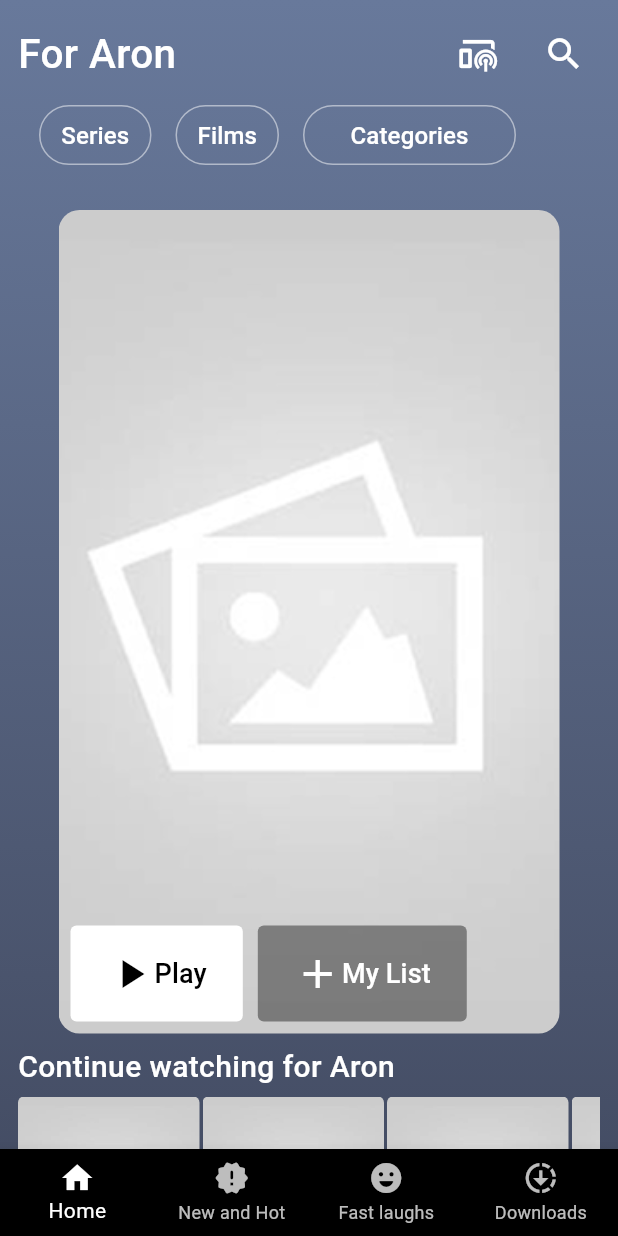
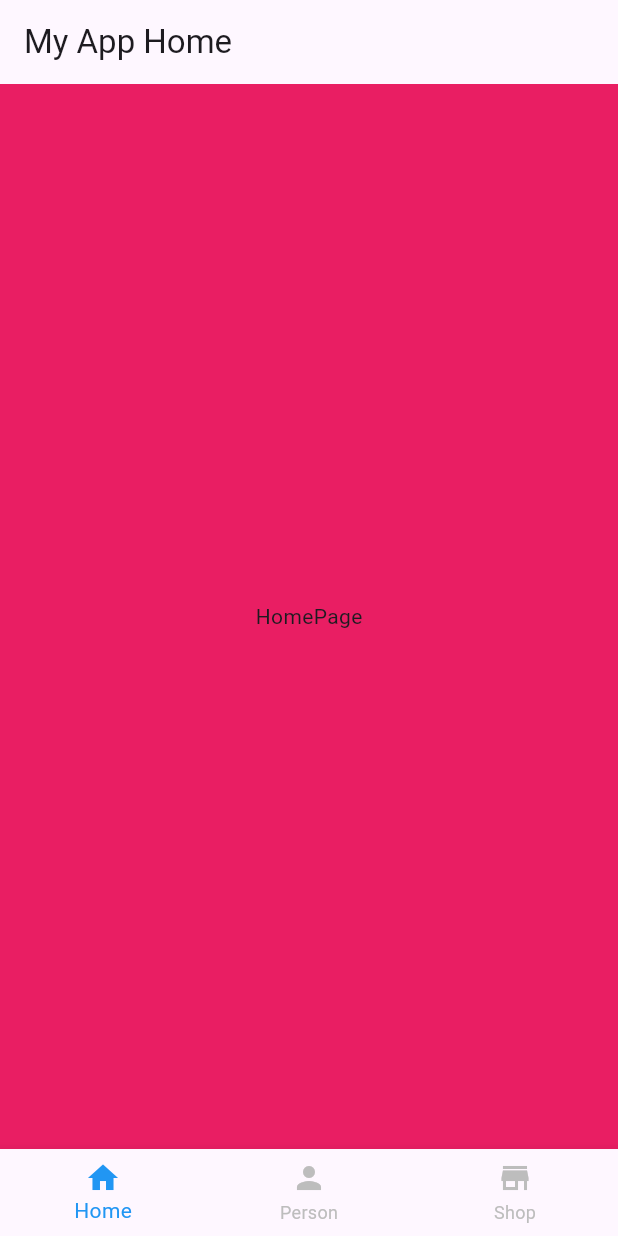
Before and after one commit to itsalivaince/KidNet, a Flutter app: the screen it shows after launch, on a phone screen of 412 x 824 dp. Run offline on Flutter 3.47's test engine with Material 3 defaults, Android fonts, the phone set to English and light mode, and no system bars; our stand-ins replace get, go_router.

Commit message:
navigations & tabs

```diff
--- a/lib/View/new_hot.dart
+++ b/lib/View/new_hot.dart
@@ -1,6 +1,4 @@
 import 'package:flutter/material.dart';
-import 'package:get/route_manager.dart';
-import 'package:kidnet/View/series_page.dart';
 import 'package:kidnet/Widgets/Movie%20Cards/Standard.dart';
 
 
--- a/lib/View/second_page.dart
+++ b/lib/View/second_page.dart
@@ -1,6 +1,8 @@
 import 'package:flutter/material.dart';
 import 'package:get/route_manager.dart';
+import 'package:go_router/go_router.dart';
 import 'package:kidnet/View/login_page.dart';
+import 'package:kidnet/config/routes/rote_path.dart';
 
 
 class SecondPage extends StatelessWidget {
@@ -39,7 +41,8 @@ class SecondPage extends StatelessWidget {
                color:Color.fromRGBO(210, 47, 38, 1)
                ),
                  child: TextButton(onPressed: (){
-                  Get.to(LoginPage());
+                  // Get.offAll(LoginPage());
+                  context.go(RoutePath.loginPage);
                  },
                  child: Text("Get Started",
                  style: TextStyle(fontWeight: FontWeight.w500,fontSize: 16,color: Colors.white ),)),
--- a/lib/Widgets/Tiles/Movie_tile.dart
+++ b/lib/Widgets/Tiles/Movie_tile.dart
@@ -1,7 +1,9 @@
+// ignore_for_file: file_names
+
 import 'package:flutter/material.dart';
 import 'package:kidnet/Models/Episodes.dart';
 
-import 'package:kidnet/Utils/images.dart';
+
 
 
 Widget Smtile(
--- /dev/null
+++ b/lib/config/routes/routes.dart
@@ -0,0 +1,42 @@
+import 'package:flutter/material.dart';
+import 'package:go_router/go_router.dart';
+import 'package:kidnet/View/first_page.dart';
+import 'package:kidnet/View/login_page.dart';
+import 'package:kidnet/View/second_page.dart';
+import 'package:kidnet/config/routes/rote_path.dart';
+import 'package:kidnet/config/routes/rout_name.dart';
+import 'package:kidnet/p2/z_main_page.dart';
+
+final GoRouter appRouter = GoRouter(
+  // initialLocation: RoutePath.firstPage,
+  initialLocation: RoutePath.mainpage,
+
+  routes: [
+    /// FirstPage
+    GoRoute(
+      path: RoutePath.firstPage,
+      name: RouteName.firstPage,
+      builder: (context, state) => const FirstPage(),
+    ),
+    /// SecondPage
+    GoRoute(
+      path: RoutePath.secondPage,
+      name: RouteName.secondPage,
+      builder: (context, state) => const SecondPage(),
+    ),
+    /// LoginPage
+    GoRoute(
+      path: RoutePath.loginPage,
+      name: RouteName.loginPage,
+      builder: (context, state) => const LoginPage(),
+    ),
+    GoRoute(
+      path: RoutePath.mainpage,
+      name: RouteName.mainpage,
+      builder: (context, state) =>  MainPage(),
+    ),
+
+    /// 🔴 Error Handling (Not Found Page)
+    // errorBuilder: (context, state) => const NotFoundPage(),
+  ],
+);
--- a/lib/main.dart
+++ b/lib/main.dart
@@ -1,13 +1,9 @@
 import 'package:flutter/material.dart';
 import 'package:get/get.dart';
-import 'package:kidnet/View/Forgot_page.dart';
+
 import 'package:kidnet/View/first_page.dart';
 import 'package:kidnet/View/home_screen.dart';
-import 'package:kidnet/View/login_page.dart';
-
-import 'package:kidnet/View/new_hot.dart';
-import 'package:kidnet/View/search_screen.dart';
-import 'package:kidnet/View/series_page.dart';
+import 'package:kidnet/config/routes/routes.dart';
 
 void main() {
   runApp(const MyApp());
@@ -19,32 +15,19 @@ class MyApp extends StatelessWidget {
   // This widget is the root of your application.
   @override
   Widget build(BuildContext context) {
-    return GetMaterialApp(
+    return MaterialApp.router(
       debugShowCheckedModeBanner: false,
       title: 'Flutter Demo',
-      theme: ThemeData(
-        // This is the theme of your application.
-        //
-        // TRY THIS: Try running your application with "flutter run". You'll see
-        // the application has a purple toolbar. Then, without quitting the app,
-        // try changing the seedColor in the colorScheme below to Colors.green
-        // and then invoke "hot reload" (save your changes or press the "hot
-        // reload" button in a Flutter-supported IDE, or press "r" if you used
-        // the command line to start the app).
-        //
-        // Notice that the counter didn't reset back to zero; the application
-        // state is not lost during the reload. To reset the state, use hot
-        // restart instead.
-        //
-        // This works for code too, not just values: Most code changes can be
-        // tested with just a hot reload.
-        colorScheme: .fromSeed(seedColor: Colors.deepPurple),
-      ),
+      theme: ThemeData(colorScheme: .fromSeed(seedColor: Colors.deepPurple)),
+      routerConfig: appRouter,
+
+
+
 
       //home SecondPage(),
-      //home: FirstPage(),
+      // home: FirstPage(),
       //home: LoginPage(),
-      home: HomeScreen(),
+      // home: HomeScreen(),
       //home: SearchScreen(),
       //home: NewHot(),
       //home: SeriesPage(),
--- /dev/null
+++ b/lib/p2/home_page.dart
@@ -0,0 +1,17 @@
+import 'package:flutter/material.dart';
+
+class HomePage extends StatelessWidget {
+  const HomePage({super.key});
+
+  @override
+  Widget build(BuildContext context) {
+    return Scaffold(
+            appBar: AppBar(
+        title: Text("My App Home"),
+      ),
+      backgroundColor: Colors.pink,
+
+      body: Center(child: Text("HomePage")),
+    );
+  }
+}
--- /dev/null
+++ b/lib/p2/z_main_page.dart
@@ -0,0 +1,43 @@
+import 'package:flutter/material.dart';
+import 'package:kidnet/p2/home_page.dart';
+import 'package:kidnet/p2/profile_page%20copy%202.dart';
+import 'package:kidnet/p2/shop_page%20copy.dart';
+
+class MainPage extends StatefulWidget {
+  MainPage({super.key});
+
+  @override
+  State<MainPage> createState() => _MainPageState();
+}
+
+class _MainPageState extends State<MainPage> {
+  List screens = [HomePage(), ProfilePage(), ShopPage()];
+
+  int crruentPageIndex = 0;
+
+  @override
+  Widget build(BuildContext context) {
+    return Scaffold(
+      // appBar: AppBar(
+      //   title: Text("My App Main"),
+      // ),
+      body: screens[crruentPageIndex],
+      bottomNavigationBar: BottomNavigationBar(
+        currentIndex: crruentPageIndex,
+        selectedItemColor: Colors.blue,
+        unselectedItemColor: Colors.grey.shade400,
+
+        items: [
+          BottomNavigationBarItem(icon: Icon(Icons.home), label: "Home"),
+          BottomNavigationBarItem(icon: Icon(Icons.person), label: "Person"),
+          BottomNavigationBarItem(icon: Icon(Icons.store), label: "Shop"),
+        ],
+        onTap: (value) {
+          setState(() {
+            crruentPageIndex = value;
+          });
+        },
+      ),
+    );
+  }
+}
--- a/pubspec.yaml
+++ b/pubspec.yaml
@@ -35,6 +35,8 @@ dependencies:
   # Use with the CupertinoIcons class for iOS style icons.
   cupertino_icons: ^1.0.8
   get: ^4.7.3
+  fluttertoast: ^9.0.0
+  go_router: ^17.1.0
 
 dev_dependencies:
   flutter_test:
```
Also changed, not shown: lib/View/first_page.dart (+35 -9 lines), lib/Widgets/Buttons/buttons.dart (+8 -2 lines), lib/config/routes/rote_path.dart (added, +9 -0 lines), lib/config/routes/rout_name.dart (added, +9 -0 lines), lib/p2/profile_page copy 2.dart (added, +104 -0 lines), lib/p2/shop_page copy.dart (added, +14 -0 lines), lib/p2/sub_pages/edit_page.dart (added, +13 -0 lines), lib/p2/sub_pages/logout_page copy.dart (added, +13 -0 lines), lib/p2/sub_pages/setting_page copy 2.dart (added, +13 -0 lines), pubspec.lock.
